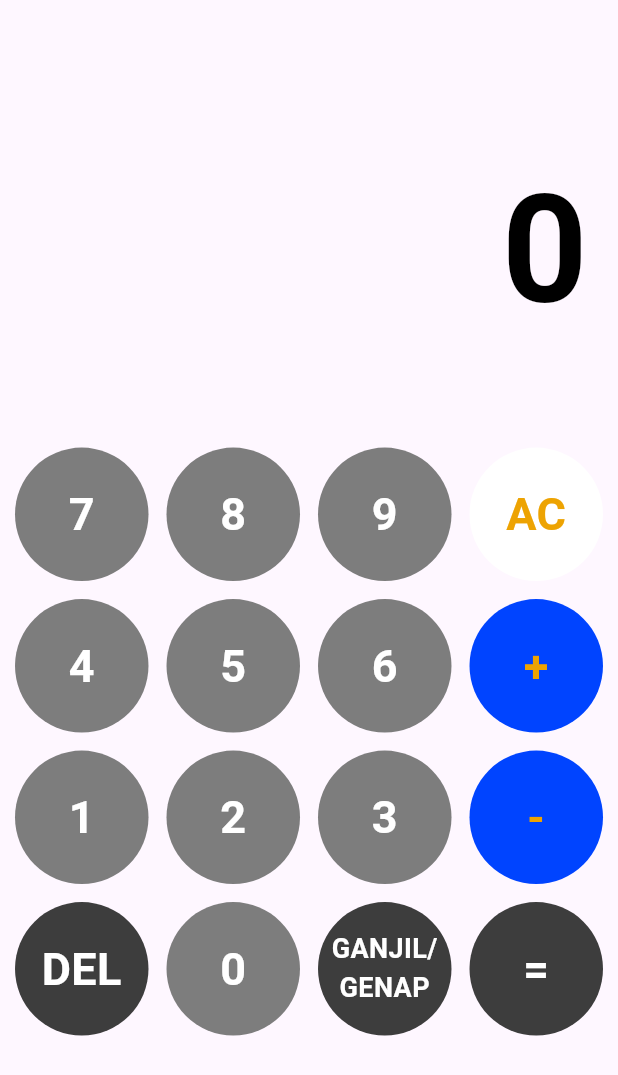
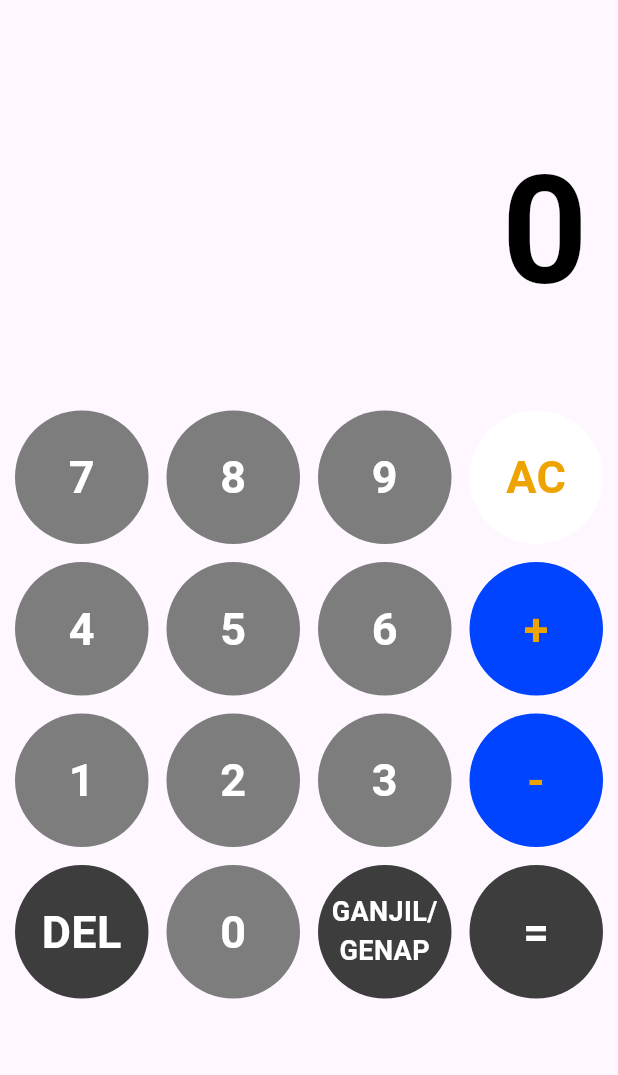
Before and after one commit to fzdeltaa/Dart-Tugas2-TeknologiMobile, a Flutter app: the Calculator screen opened directly, on a phone screen of 412 x 824 dp. Shown: the top 1075 px of the screen. Run offline on Flutter 3.47's test engine with Material 3 defaults, Android fonts, the phone set to English and light mode, and no system bars; our stand-ins replace animate_do, math_expressions, shared_preferences; accounts and stored records are empty.

Commit message:
update frontend

```diff
--- a/lib/HomePage.dart
+++ b/lib/HomePage.dart
@@ -55,6 +55,7 @@ class _HomePageState extends State<HomePage> {
 
     return Scaffold(
       appBar: AppBar(
+        backgroundColor: Colors.white,
         actions: [
           IconButton(
             icon: const Icon(Icons.logout),
@@ -103,9 +104,10 @@ class DataKelompokPage extends StatelessWidget {
               duration: const Duration(milliseconds: 1000),
               child: const Text(
                 "Tugas Pemrograman Mobile",
+                textAlign: TextAlign.center,
                 style: TextStyle(
                   color: Colors.blue,
-                  fontSize: 28,
+                  fontSize: 24,
                   fontWeight: FontWeight.bold,
                 ),
               ),
@@ -130,7 +132,7 @@ class DataKelompokPage extends StatelessWidget {
                 '2. 123210111 - Faza Denandra\n'
                 '3. 123210164 - Muhammad Aditya Nugraha',
                 style: TextStyle(
-                fontSize: 18,
+                  fontSize: 16,
                   height: 1.5,
                 ),
                 textAlign: TextAlign.justify,
@@ -178,7 +180,7 @@ class _CalculatorState extends State<Calculator> {
       body: Column(
         children: [
           SizedBox(
-            height: MediaQuery.of(context).size.height * 0.35,
+            height: MediaQuery.of(context).size.height * 0.32,
             child: Column(
               children: [
                 Expanded(
@@ -191,15 +193,18 @@ class _CalculatorState extends State<Calculator> {
                       children: [
                         Text(
                           userInput.isEmpty ? "" : userInput,
-                          style:TextStyle(
-                            fontSize: userInput.length > 20 ? 20 : 32,
+                          style: TextStyle(
+                            fontSize: userInput.length > 18 ? 20 : 32,
                             color: Colors.black,
                           ),
                         ),
                         Text(
-                          result.isEmpty ? (userInput.isEmpty ? "0" : calculate()) : result,
+                          result.isEmpty
+                              ? (userInput.isEmpty ? "0" : calculate())
+                              : result,
                           style: TextStyle(
-                            fontSize:_calculateFontSize(result.length),
+                            fontSize: _calculateFontSize(
+                                result.length, userInput.length),
                             color: Colors.black,
                             fontWeight: FontWeight.bold,
                           ),
@@ -232,11 +237,11 @@ class _CalculatorState extends State<Calculator> {
     );
   }
 
-  double _calculateFontSize(int textLength) {
-    if (textLength > 15) {
-      return 50;
-    } else if (textLength > 6) {
-      return 70;
+  double _calculateFontSize(int resultLength, int userLength) {
+    if (resultLength > 10 || userLength > 30) {
+      return 45;
+    } else if (resultLength > 6 || userLength > 20) {
+      return 60;
     } else {
       return 100;
     }
@@ -293,8 +298,8 @@ class _CalculatorState extends State<Calculator> {
     return const Color.fromARGB(255, 125, 125, 125);
   }
 
-  getSizefont(String text){
-    if(text == "GANJIL/GENAP"){
+  getSizefont(String text) {
+    if (text == "GANJIL/GENAP") {
       return 18.0;
     }
     return 30.0;
@@ -319,18 +324,17 @@ class _CalculatorState extends State<Calculator> {
 
     if (text == "=") {
       result = calculate();
-      if(result=="Error") {
+      if (result == "Error") {
         userInput = "";
       } else {
         userInput = result;
       }
-      if(userInput.endsWith(".0")) {
+      if (userInput.endsWith(".0")) {
         userInput = userInput.replaceAll(".0", "");
       }
 
-      if(result.endsWith(".0")) {
+      if (result.endsWith(".0")) {
         result = result.replaceAll(".0", "");
-
       }
       return;
     }
@@ -349,7 +353,9 @@ class _CalculatorState extends State<Calculator> {
       return;
     }
 
-    if (userInput.isNotEmpty && operators.contains(text) && operators.contains(userInput[userInput.length - 1])) {
+    if (userInput.isNotEmpty &&
+        operators.contains(text) &&
+        operators.contains(userInput[userInput.length - 1])) {
       userInput = userInput.substring(0, userInput.length - 1) + text;
       return;
     }
@@ -366,7 +372,7 @@ class _CalculatorState extends State<Calculator> {
         return "Result too Long";
       }
       return evaluation;
-    } catch(e) {
+    } catch (e) {
       userInput = "";
       return "Error";
     }
@@ -381,14 +387,14 @@ class _CalculatorState extends State<Calculator> {
         return "Input too Long";
       }
 
-      if(evaluation == 0) {
+      if (evaluation == 0) {
         return "Nol";
       } else if (evaluation % 2 == 0) {
         return "Genap";
       } else {
         return "Ganjil";
       }
-    } catch(e) {
+    } catch (e) {
       userInput = "";
       return "Error";
     }
```
Lines whose indentation alone changed are shown as unchanged.
